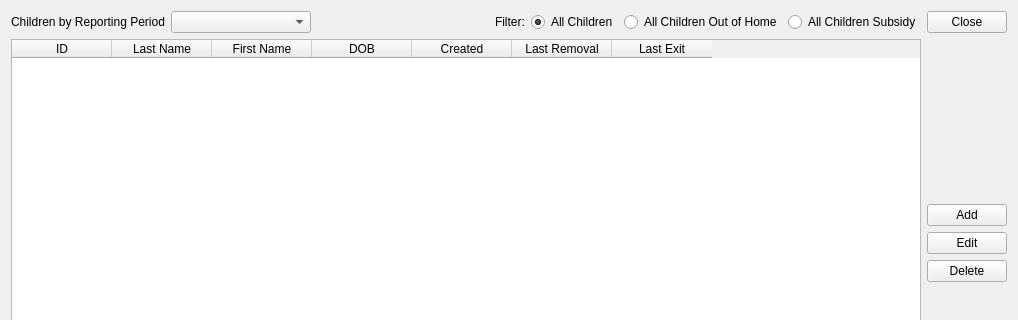
Above: ui/ui_child_dialog.ui from zstamper/AFCARS-AXE before the change; both pictures show x 0 to 1018 and y 0 to 320 of the 1018 by 458 pixel window. Below: the same form after it.
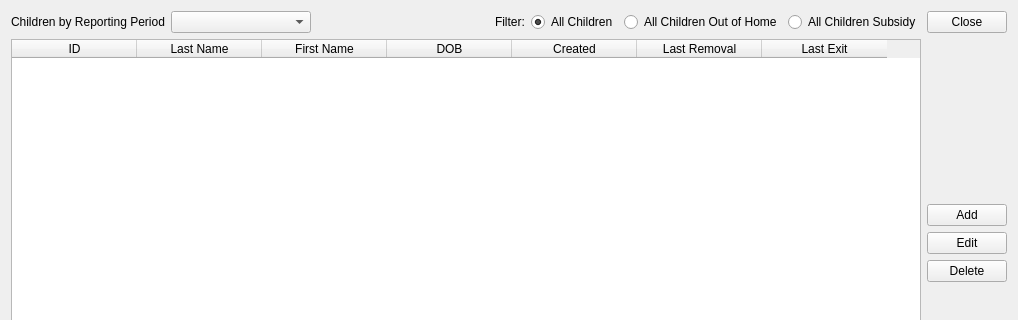
That is the form after the change.

The edit to the form file:
```diff
--- a/ui/ui_child_dialog.ui
+++ b/ui/ui_child_dialog.ui
@@ -135,6 +135,15 @@
        <property name="columnCount">
         <number>7</number>
        </property>
+       <attribute name="horizontalHeaderCascadingSectionResizes">
+        <bool>true</bool>
+       </attribute>
+       <attribute name="horizontalHeaderDefaultSectionSize">
+        <number>125</number>
+       </attribute>
+       <attribute name="horizontalHeaderStretchLastSection">
+        <bool>false</bool>
+       </attribute>
        <column>
         <property name="text">
          <string>ID</string>
```
